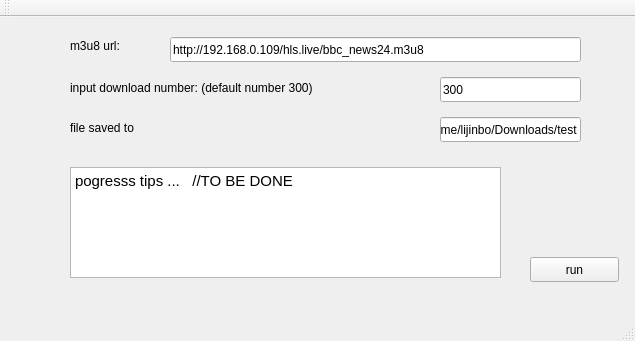
Old version of the form mainwindow.ui in the repository zhaixingxianren/QT-HLS_segment_downloader.
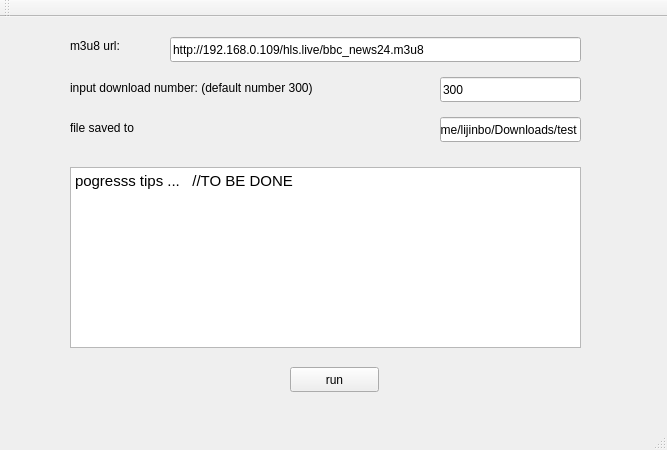
New version of the form.

The edit to the form file:
```diff
--- a/mainwindow.ui
+++ b/mainwindow.ui
@@ -6,8 +6,8 @@
    <rect>
     <x>0</x>
     <y>0</y>
-    <width>635</width>
-    <height>341</height>
+    <width>667</width>
+    <height>450</height>
    </rect>
   </property>
   <property name="windowTitle">
@@ -30,8 +30,8 @@
    <widget class="QPushButton" name="pushButton">
     <property name="geometry">
      <rect>
-      <x>530</x>
-      <y>240</y>
+      <x>290</x>
+      <y>350</y>
       <width>89</width>
       <height>25</height>
      </rect>
@@ -110,8 +110,8 @@
      <rect>
       <x>70</x>
       <y>150</y>
-      <width>431</width>
-      <height>111</height>
+      <width>511</width>
+      <height>181</height>
      </rect>
     </property>
     <property name="html">
```
Left out of the diff: 2 changed lines with no effect on the pictures.
